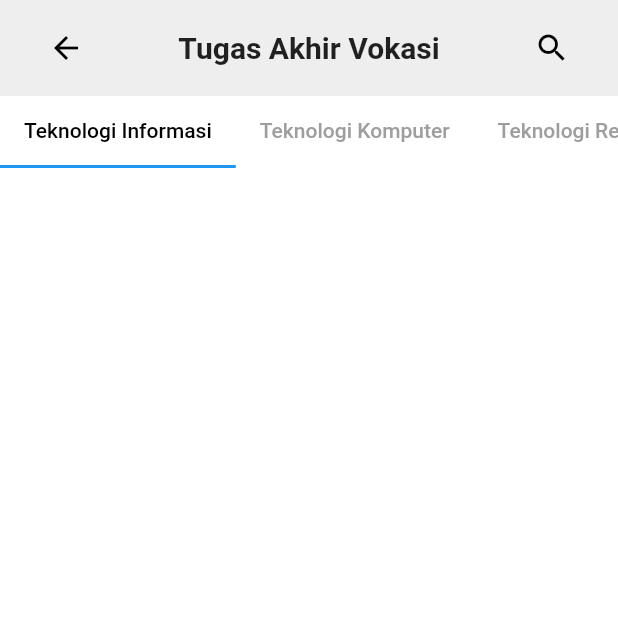
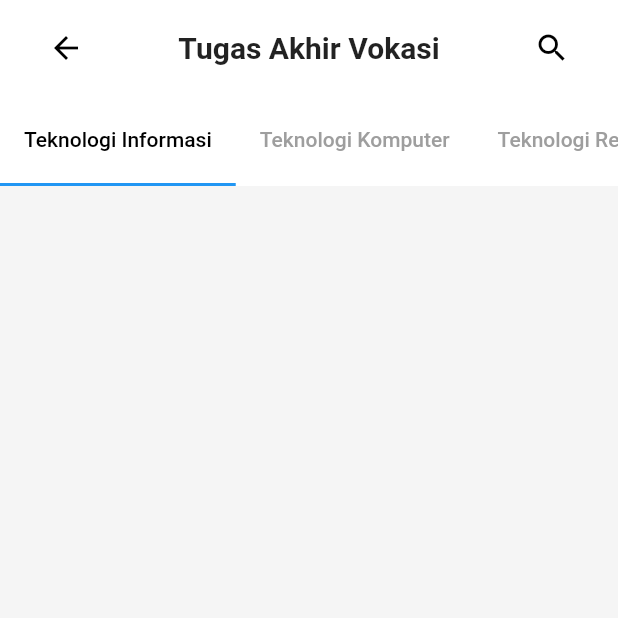
Before and after one commit to ifs21049-itdel/library-application-mobile, a Flutter app: the HalamanTugasAkhirVokasiWidget screen opened by its route, on a phone screen of 412 x 824 dp, the top half of it. Run offline on Flutter 3.47's test engine with Material 3 defaults, Android fonts, the phone set to English and light mode, and no system bars; our stand-ins replace auto_size_text, dio, firebase_core, firebase_messaging, flutter_dotenv, flutter_local_notifications and 10 more; missing offline and left inert: dart:ffi, json_path; accounts and stored records are empty; network calls fail.

Commit message:
FIX BUG tugas akhir

```diff
--- a/lib/pages/halaman_tugas_akhir_vokasi/halaman_tugas_akhir_vokasi_widget.dart
+++ b/lib/pages/halaman_tugas_akhir_vokasi/halaman_tugas_akhir_vokasi_widget.dart
@@ -6,7 +6,6 @@ import 'package:http/http.dart' as http;
 
 import '../detail_tugas_akhir/detail_tugas_akhir_widget.dart';
 import '../halaman_pencarian_tugas_akhir/halaman_pencarian_tugas_akhir_widget.dart';
-import 'halaman_tugas_akhir_vokasi_model.dart'; // Adjust the import according to your project structure
 
 class HalamanTugasAkhirVokasiWidget extends StatefulWidget {
   const HalamanTugasAkhirVokasiWidget({super.key});
@@ -18,18 +17,27 @@ class HalamanTugasAkhirVokasiWidget extends StatefulWidget {
 
 class _HalamanTugasAkhirVokasiWidgetState
     extends State<HalamanTugasAkhirVokasiWidget> with TickerProviderStateMixin {
-  late HalamanTugasAkhirVokasiModel _model;
   List<dynamic> tugasAkhir = [];
   bool isLoading = true;
+  late TabController _tabController;
 
   @override
   void initState() {
     super.initState();
-    _model = HalamanTugasAkhirVokasiModel();
-    _model.tabBarController = TabController(length: 3, vsync: this);
-    fetchTugasAkhir(
-        prodi:
-            'Teknik Informasi'); // Fetch initial data for Teknologi Informasi
+    fetchTugasAkhir(prodi: 'Teknik Informasi');
+    _tabController = TabController(length: 3, vsync: this);
+    _tabController.addListener(() {
+      // Event saat tab sudah terpilih (setelah perubahan selesai)
+      if (!_tabController.indexIsChanging) {
+        if (_tabController.index == 0) {
+          fetchTugasAkhir(prodi: 'Teknik Informasi');
+        } else if (_tabController.index == 1) {
+          fetchTugasAkhir(prodi: 'Teknik Komputer');
+        } else if (_tabController.index == 2) {
+          fetchTugasAkhir(prodi: 'D4');
+        }
+      }
+    });
   }
 
   Future<void> fetchTugasAkhir({String prodi = ''}) async {
@@ -70,8 +78,8 @@ class _HalamanTugasAkhirVokasiWidgetState
 
   @override
   void dispose() {
-    _model.tabBarController?.dispose();
     super.dispose();
+    _tabController.dispose();
   }
 
   @override
@@ -85,15 +93,15 @@ class _HalamanTugasAkhirVokasiWidgetState
         backgroundColor: Colors.white,
         body: SafeArea(
           top: true,
+          child: Container(
+            color: Colors.grey[100],
             child: Column(
               mainAxisSize: MainAxisSize.max,
               children: [
                 Container(
+                  color: Colors.white,
                   width: double.infinity,
                   height: 64.0,
-                decoration: BoxDecoration(
-                  color: Colors.grey[200],
-                ),
                   child: Padding(
                     padding: const EdgeInsetsDirectional.fromSTEB(
                         20.0, 0.0, 20.0, 0.0),
@@ -123,38 +131,47 @@ class _HalamanTugasAkhirVokasiWidgetState
                                     builder: (ctx) =>
                                         HalamanPencarianTugasAkhirWidget()));
                           },
-                      )
+                        ),
                       ],
                     ),
                   ),
                 ),
-              TabBar(
-                controller: _model.tabBarController,
+                SizedBox(
+                    height: 60,
+                    width: double.infinity,
+                    child: Container(
+                        color: Colors.white,
+                        child: TabBar(
+                          tabs: [
+                            Text('Teknologi Informasi'),
+                            Text('Teknologi Komputer'),
+                            Text('Teknologi Rekayasa Perangkat Lunak'),
+                          ],
+                          controller: _tabController,
                           isScrollable: true,
                           labelColor: Colors.black,
                           unselectedLabelColor: Colors.grey,
-                tabs: const [
-                  Tab(text: 'Teknologi Informasi'),
-                  Tab(text: 'Teknologi Komputer'),
-                  Tab(text: 'Teknologi Rekayasa Perangkat Lunak'),
-                ],
                           onTap: (index) {
                             // Fetch data based on the selected tab
-                  if (index == 0) {
+                            if (!_tabController.indexIsChanging) {
+                              if (_tabController.index == 0) {
                                 fetchTugasAkhir(prodi: 'Teknik Informasi');
-                  } else if (index == 1) {
+                              } else if (_tabController.index == 1) {
                                 fetchTugasAkhir(prodi: 'Teknik Komputer');
-                  } else if (index == 2) {
+                              } else if (_tabController.index == 2) {
                                 fetchTugasAkhir(prodi: 'D4');
                               }
+                            }
                           },
+                        ))),
+                SizedBox(
+                  height: 10,
                 ),
                 Expanded(
                     child: TabBarView(
-                  controller: _model.tabBarController,
+                  controller: _tabController,
                   children: [
-                    Expanded(
-                        child: ListView(
+                    ListView(
                       children: tugasAkhir.map((tugasAkhirItem) {
                         return TugasAkhirItem(
                           judul: tugasAkhirItem['judul'],
@@ -162,9 +179,8 @@ class _HalamanTugasAkhirVokasiWidgetState
                           id: tugasAkhirItem['id'],
                         );
                       }).toList(),
-                    )),
-                    Expanded(
-                        child: ListView(
+                    ),
+                    ListView(
                       children: tugasAkhir.map((tugasAkhirItem) {
                         return TugasAkhirItem(
                           judul: tugasAkhirItem['judul'],
@@ -172,9 +188,8 @@ class _HalamanTugasAkhirVokasiWidgetState
                           id: tugasAkhirItem['id'],
                         );
                       }).toList(),
-                    )),
-                    Expanded(
-                        child: ListView(
+                    ),
+                    ListView(
                       children: tugasAkhir.map((tugasAkhirItem) {
                         return TugasAkhirItem(
                           judul: tugasAkhirItem['judul'],
@@ -182,11 +197,11 @@ class _HalamanTugasAkhirVokasiWidgetState
                           id: tugasAkhirItem['id'],
                         );
                       }).toList(),
-                    ))
+                    ),
+                  ],
+                )),
               ],
             ),
-              ),
-            ],
           ),
         ),
       ),
```
Also changed, not shown: lib/pages/halaman_pencarian_tugas_akhir/halaman_pencarian_tugas_akhir_widget.dart (+5 -2 lines), lib/pages/halaman_tugas_akhir_bioproses/halaman_tugas_akhir_bioproses_widget.dart (+35 -23 lines), lib/pages/halaman_tugas_akhir_f_i_t_e/halaman_tugas_akhir_f_i_t_e_widget.dart (+43 -28 lines), lib/pages/halaman_tugas_akhir_f_t_i/halaman_tugas_akhir_f_t_i_widget.dart (+38 -36 lines), 1 other file. Lines whose indentation alone changed are shown as unchanged.
